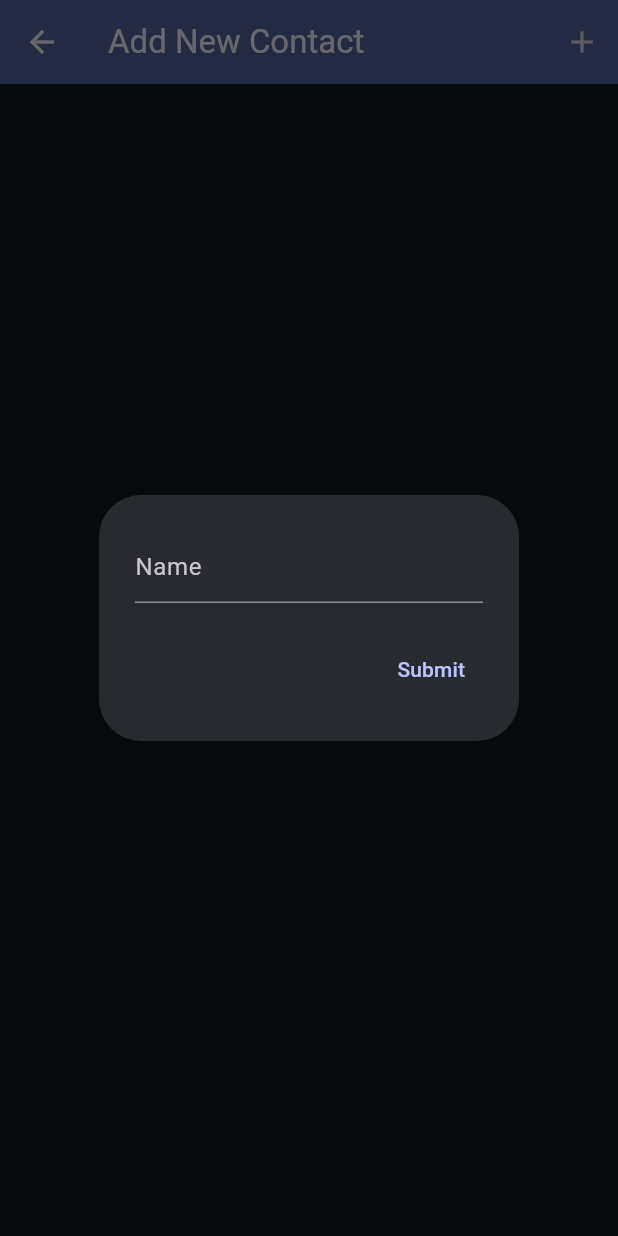
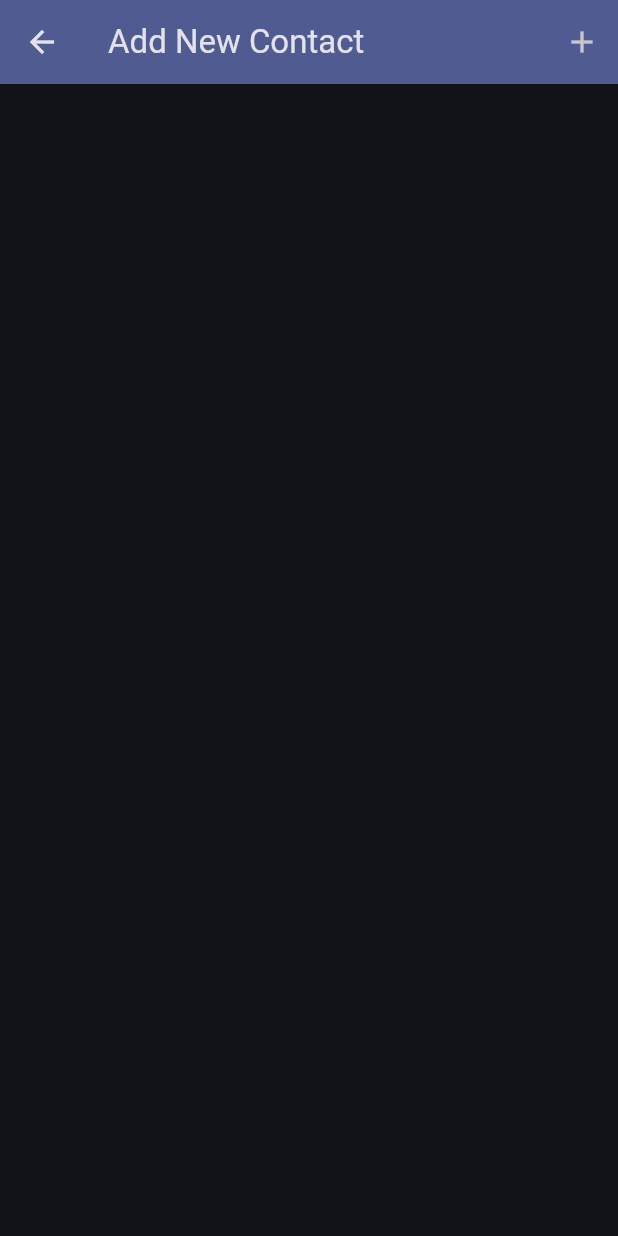
Before and after one commit to OperationRecon/flutter_contacts, a Flutter app: the AddContactPage screen opened directly, after a tap on the "add" icon, on a phone screen of 412 x 824 dp. Run offline on Flutter 3.47's test engine with Material 2 defaults, Android fonts, the phone set to English and light mode, and no system bars; our stand-ins replace flutter_contacts.

```diff
--- a/code/lib/widgets/main_app_bar.dart
+++ b/code/lib/widgets/main_app_bar.dart
@@ -1,42 +1,27 @@
 import 'package:flutter/material.dart';
 
 class MainAppBar extends StatelessWidget implements PreferredSizeWidget {
-  final String widgetName;
-
   const MainAppBar({
     super.key,
     required this.widgetName,
   });
 
-  @override
-  Size get preferredSize => const Size.fromHeight(kToolbarHeight);
+  final String widgetName;
 
   @override
   Widget build(BuildContext context) {
-    showAddContactPopup() => showDialog(
-          context: context,
-          builder: (context) => AlertDialog(
-            title: TextField(
-              decoration: InputDecoration(hintText: 'Name'),
-            ),
-            actions: [
-              TextButton(
-                onPressed: () {},
-                child: Text('Submit'),
-              ),
-            ],
-          ),
-        );
-
     return AppBar(
       backgroundColor: Theme.of(context).colorScheme.inversePrimary,
       title: Text(widgetName),
       actions: [
         IconButton(
-          onPressed: () => showAddContactPopup(),
+          onPressed: () => {},
           icon: const Icon(Icons.add),
         )
       ],
     );
   }
+
+  @override
+  Size get preferredSize => const Size.fromHeight(kToolbarHeight);
 }
```
Also changed, not shown: code/lib/widgets/contact_overlay.dart (+7 -9 lines), code/lib/widgets/contact_list_entry.dart (line endings or trailing spaces).
